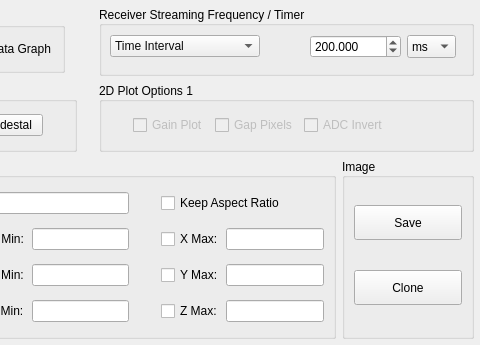
Qt form slsDetectorGui/forms/form_tab_plot.ui (slsdetectorgroup/slsDetectorPackage) before a commit; both pictures show x 295 to 775 and y 0 to 345 of the 775 by 345 pixel window.
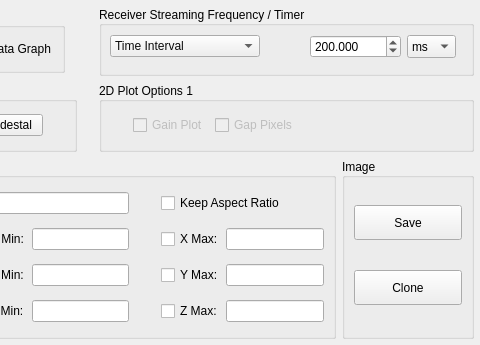
The same form after that commit. Icons and pictures are not drawn.

```diff
--- a/slsDetectorGui/forms/form_tab_plot.ui
+++ b/slsDetectorGui/forms/form_tab_plot.ui
@@ -643,27 +643,6 @@
             </property>
            </widget>
           </item>
-          <item>
-           <widget class="QCheckBox" name="chkADCInvert">
-            <property name="enabled">
-             <bool>false</bool>
-            </property>
-            <property name="sizePolicy">
-             <sizepolicy hsizetype="Fixed" vsizetype="Fixed">
-              <horstretch>0</horstretch>
-              <verstretch>0</verstretch>
-             </sizepolicy>
-            </property>
-            <property name="toolTip">
-             <string>&lt;nobr&gt;
-Displays minimum, maximum and sum of values for each plot.
-&lt;nobr&gt;</string>
-            </property>
-            <property name="text">
-             <string>ADC Invert</string>
-            </property>
-           </widget>
-          </item>
           <item>
            <spacer name="horizontalSpacer_17">
             <property name="orientation">
```
